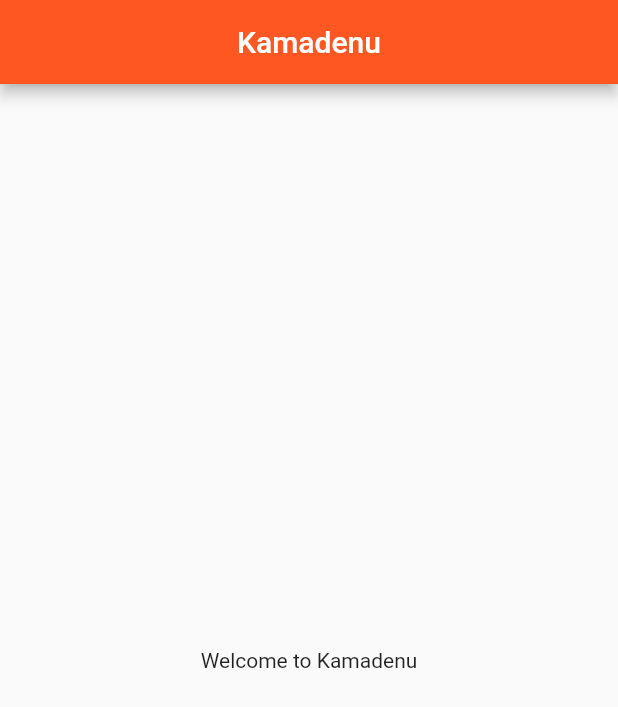
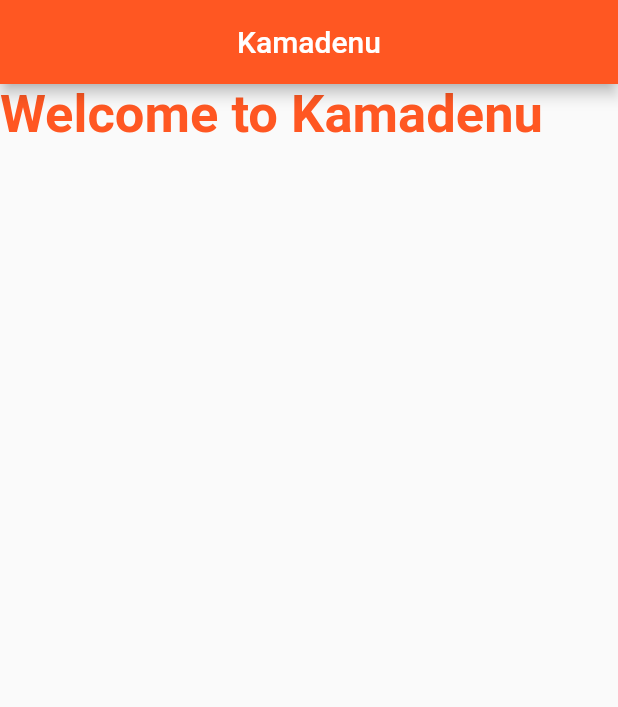
Before and after one commit to VijayGanganapalli/kamadenu, a Flutter app: the screen it shows after launch, on a phone screen of 412 x 824 dp. Shown: the top 707 px of the screen. Run offline on Flutter 3.47's test engine with Material 2 defaults, Android fonts, the phone set to English and light mode, and no system bars.

Commit message:
Added basic details of text widget

```diff
--- a/lib/main.dart
+++ b/lib/main.dart
@@ -26,8 +26,14 @@ class Home extends StatelessWidget {
         centerTitle: true,
         title: Text("Kamadenu"),
       ),
-      body: Center(
-        child: Text("Welcome to Kamadenu"),
+      body: Text(
+        "Welcome to Kamadenu",
+        style: TextStyle(
+          fontSize: 35.0,
+          fontWeight: FontWeight.bold,
+          color: Colors.deepOrange,
+        ),
+        textAlign: TextAlign.center,
       ),
     );
   }
```
